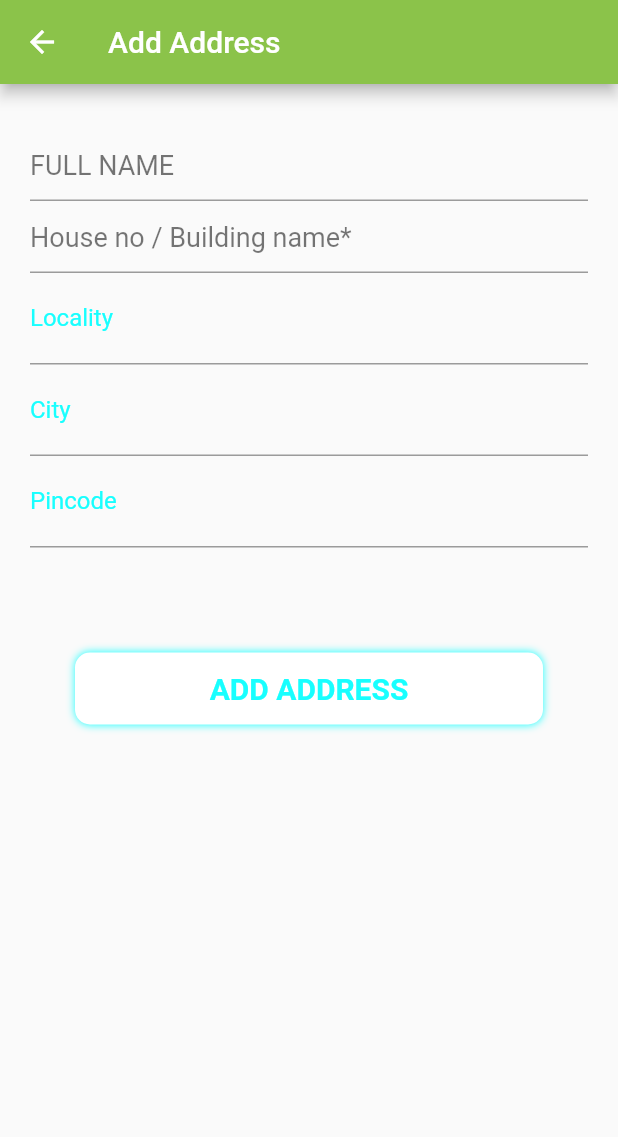
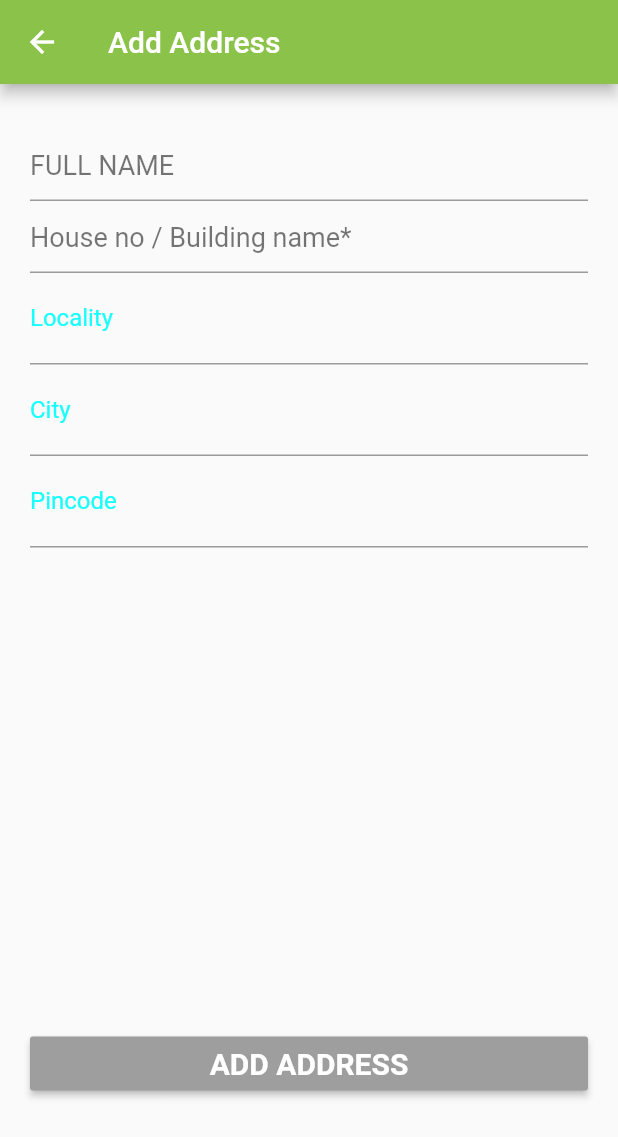
Before and after one commit to BalbirSinghBisht/burger, a Flutter app: the AddressBar screen opened directly, on a phone screen of 412 x 824 dp. Shown: the top 1137 px of the screen. Run offline on Flutter 3.47's test engine with Material 2 defaults, Android fonts, the phone set to English and light mode, and no system bars; our stand-ins replace cloud_firestore, firebase_auth, flutter_masked_text, font_awesome_flutter, geolocator, google_maps_flutter and 1 more; missing offline and left inert: bloc_pattern; accounts and stored records are empty.

Commit message:
3rd commit

```diff
--- a/lib/address.dart
+++ b/lib/address.dart
@@ -29,7 +29,7 @@ class AddressBar extends StatelessWidget {
               onPressed:() => Navigator.of(context).pushNamed('/drawer'),
           )
       ),
-      body: ListView(
+      body: Column(
           children: <Widget>[
             Container(
                 padding: EdgeInsets.only(top:10),
@@ -101,32 +101,29 @@ class AddressBar extends StatelessWidget {
                             ],
                           ),
                         ),
+
+                      ]
+                  ),
+                )
+            ),
             Container(
-                          margin: EdgeInsets.all(50),
-                          decoration: BoxDecoration(
-                              borderRadius: BorderRadius.circular(10.0),
-                              color: Colors.white,
-                              boxShadow: [BoxShadow(blurRadius: 4.0, color: Colors.cyanAccent)]),
-                          child: Align(
                 alignment: Alignment.bottomCenter,
+                margin: EdgeInsets.only(top: 300,left: 20,right: 20),
                 child: MaterialButton(
+                  color: Colors.grey,
                   child: Row(
                     mainAxisAlignment: MainAxisAlignment.center,
+                    crossAxisAlignment: CrossAxisAlignment.end,
                     children: <Widget>[
                       Text(
                         'ADD ADDRESS',
-                                    style: TextStyle(color: Colors.cyanAccent, fontSize: 20.0,fontWeight: FontWeight.bold),
+                        style: TextStyle(color: Colors.white, fontSize: 20.0,fontWeight: FontWeight.bold),
                       )
                     ],
                   ),
                   onPressed: () => Navigator.of(context).pushNamed('/home'),
                 ),
               ),
-                        ),
-                      ]
-                  ),
-                )
-            ),
           ]),
     );
   }
```
Lines whose indentation alone changed are shown as unchanged.
